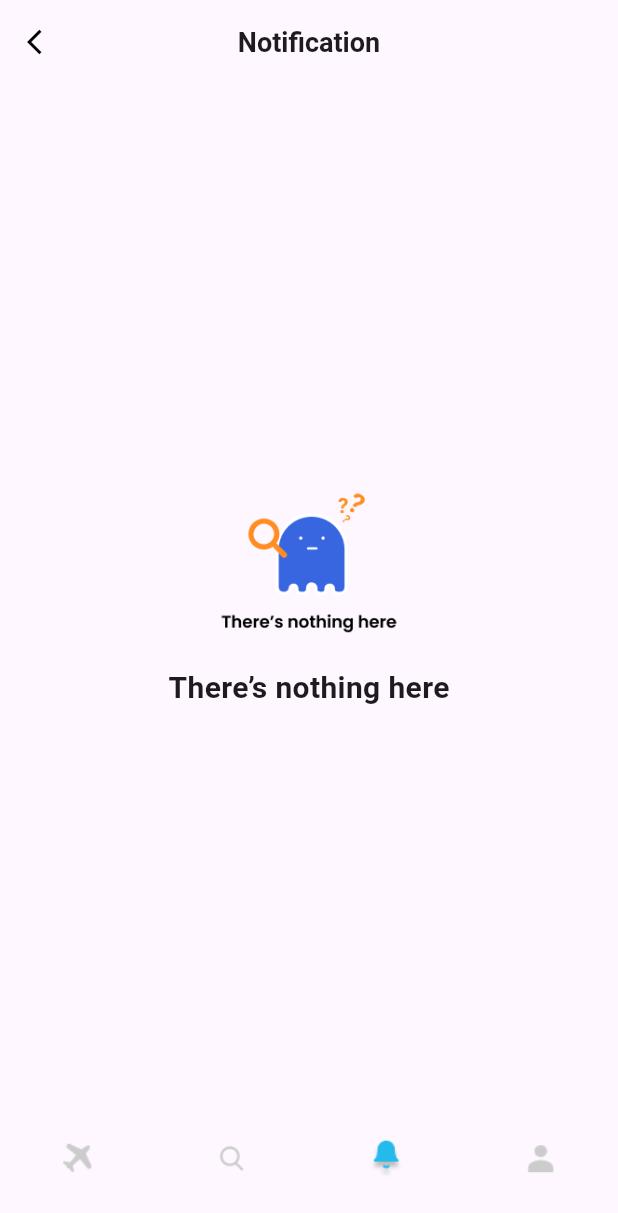
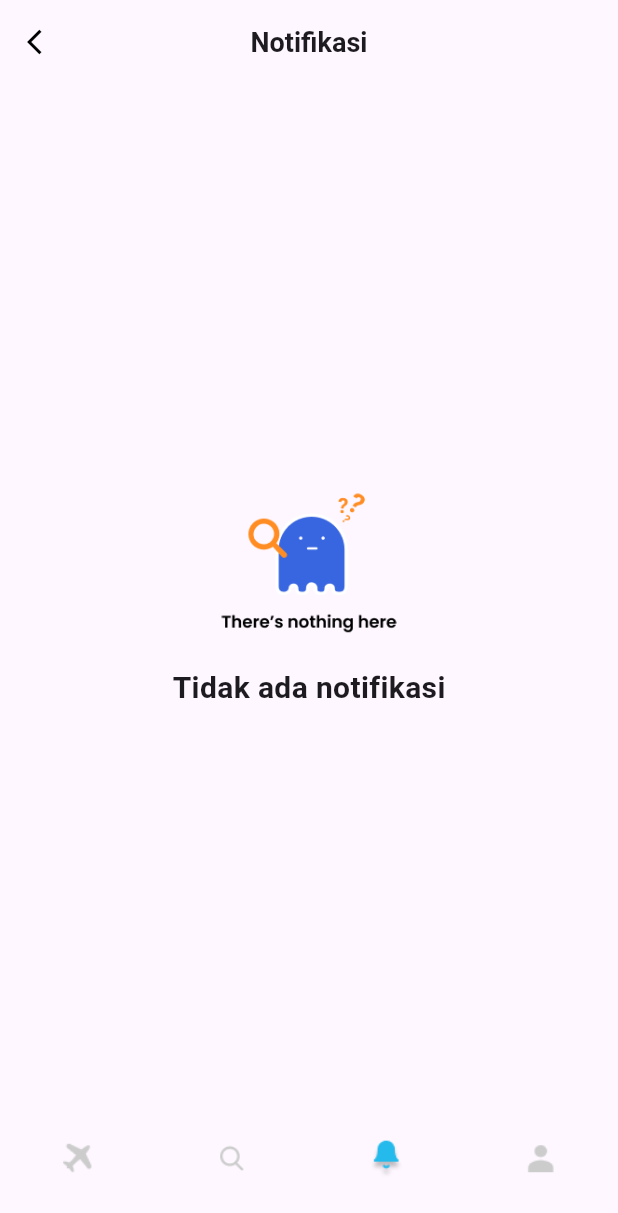
Before and after one commit to yuwah753/gotravel, a Flutter app: the NotificationScreen screen opened directly, on a phone screen of 412 x 824 dp. Shown: the top 1213 px of the screen. Run offline on Flutter 3.47's test engine with Material 3 defaults, Android fonts, the phone set to English and light mode, and no system bars; our stand-ins replace cloud_firestore, firebase_auth, firebase_core, firebase_storage, flutter_rating_bar, fluttertoast and 3 more; accounts and stored records are empty.

Commit message:
notif.dart

```diff
--- a/lib/pages/notif.dart
+++ b/lib/pages/notif.dart
@@ -7,66 +7,78 @@ class NotificationScreen extends StatelessWidget {
   @override
   Widget build(BuildContext context) {
     return Scaffold(
+      // Scaffold adalah struktur layout utama untuk sebagian besar layar di Flutter
       appBar: AppBar(
+        // AppBar adalah header di bagian atas layar
         leading: IconButton(
+          // IconButton adalah tombol dengan ikon
           icon: Icon(
             Icons.arrow_back_ios,
             color: Colors.black,
             size: 20,
           ),
           onPressed: () {
+            // Navigasi kembali ke layar sebelumnya
             Navigator.pop(context);
           },
         ),
-        title: Text('Notification',
-            style: TextStyle(fontWeight: FontWeight.bold, fontSize: 18)),
+        title: Text(
+          'Notifikasi',
+          style: TextStyle(fontWeight: FontWeight.bold, fontSize: 18),
+        ),
         centerTitle: true,
       ),
       body: Center(
+        // Widget Center menyelaraskan anaknya di tengah ruang yang tersedia
         child: Column(
-          mainAxisAlignment: MainAxisAlignment.center,
+          // Column mengatur anak-anaknya secara vertikal
+          mainAxisAlignment: MainAxisAlignment.center, // Menyelaraskan secara vertikal di tengah
           children: [
             Image.asset('images/nothing.png', height: 100),
             SizedBox(height: 20),
-            Text('There’s nothing here',
-                style: TextStyle(fontSize: 20, fontWeight: FontWeight.bold)),
+            Text(
+              'Tidak ada notifikasi',
+              style: TextStyle(fontSize: 20, fontWeight: FontWeight.bold),
+            ),
           ],
         ),
       ),
       bottomNavigationBar: BottomNavigationBar(
-        elevation: 0.0,
-        type: BottomNavigationBarType.fixed,
+        // BottomNavigationBar menyediakan tombol untuk navigasi antar layar yang berbeda
+        elevation: 0.0, // Menghilangkan bayangan default
+        type: BottomNavigationBarType.fixed, // Jumlah item tetap
         items: [
           BottomNavigationBarItem(
             icon: Padding(
               padding: EdgeInsets.symmetric(),
               child: Image.asset('images/plane.png', height: 24),
             ),
-            label: '',
+            label: '', // Tidak ada label teks untuk item ini
           ),
           BottomNavigationBarItem(
             icon: Padding(
               padding: EdgeInsets.symmetric(),
               child: Image.asset('images/search.png', height: 24),
             ),
-            label: '',
+            label: '', // Tidak ada label teks untuk item ini
           ),
           BottomNavigationBarItem(
             icon: Padding(
               padding: EdgeInsets.symmetric(vertical: 10.0),
-              child: Image.asset('images/notif-blue.png', height: 28),
+              child: Image.asset('images/notif-blue.png', height: 28), // Ikon notifikasi yang disorot
             ),
-            label: '',
+            label: '', // Tidak ada label teks untuk item ini
           ),
           BottomNavigationBarItem(
             icon: Padding(
               padding: EdgeInsets.symmetric(),
               child: Image.asset('images/person.png', height: 24),
             ),
-            label: '',
+            label: '', // Tidak ada label teks untuk item ini
           ),
         ],
         onTap: (index) {
+          // Menangani ketukan pada item navigasi bar bawah
           switch (index) {
             case 0:
               Navigator.push(
@@ -81,6 +93,7 @@ class NotificationScreen extends StatelessWidget {
               );
               break;
             case 2:
+              // Tidak ada tindakan untuk item notifikasi saat ini (sudah berada di NotificationScreen)
               break;
             case 3:
               Navigator.push(
```
